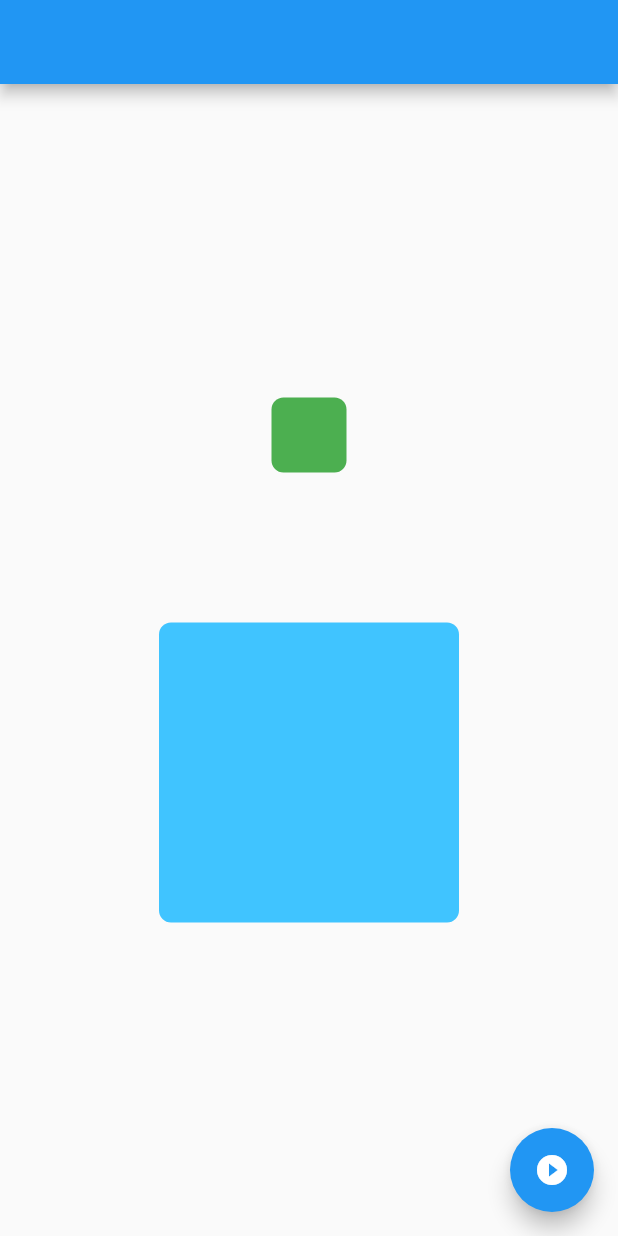
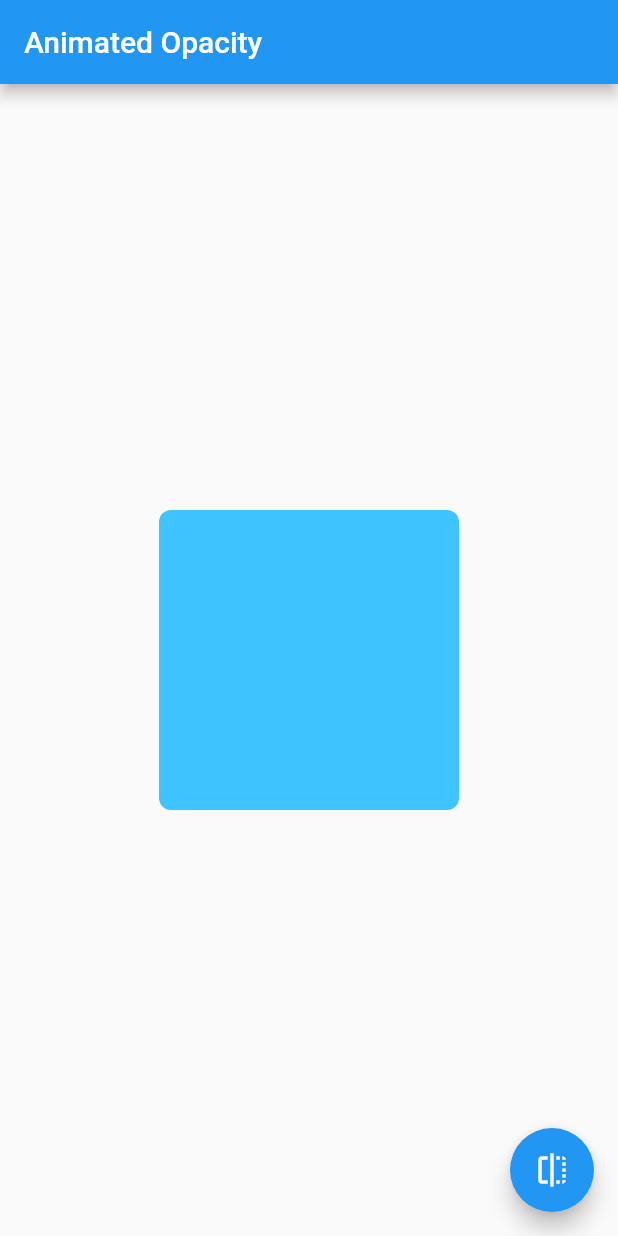
Before and after one commit to MuhammadAlaa7/animation_introduction, a Flutter app: the screen it shows after launch, on a phone screen of 412 x 824 dp. Run offline on Flutter 3.47's test engine with Material 2 defaults, Android fonts, the phone set to English and light mode, and no system bars.

Commit message:
change the architecture

```diff
--- a/lib/animated_opacity.dart
+++ b/lib/animated_opacity.dart
@@ -0,0 +1,54 @@
+import 'dart:math';
+import 'package:flutter/material.dart';
+
+class MyAnimatedOpacity extends StatefulWidget {
+  const MyAnimatedOpacity({Key? key}) : super(key: key);
+
+  @override
+  State<MyAnimatedOpacity> createState() => _MyAnimatedOpacityState();
+}
+
+class _MyAnimatedOpacityState extends State<MyAnimatedOpacity> {
+
+  bool _visible = true;
+  Random random = Random();
+
+  BorderRadiusGeometry radius2 = BorderRadius.circular(8);
+  final _color2 = Colors.lightBlueAccent;
+
+  @override
+  Widget build(BuildContext context) {
+    return Scaffold(
+      appBar: AppBar(
+        title: const Text('Animated Opacity '),
+      ),
+      body:  Center(
+        child:   AnimatedOpacity(
+          opacity: _visible == true ? 1 : 0,
+          duration: const Duration(milliseconds: 1300),
+          curve: Curves.linear,
+          child: Container(
+            width: 200,
+            height: 200,
+            decoration: BoxDecoration(
+              borderRadius: radius2,
+              color: _color2,
+            ),
+          ),
+        ),
+      ),
+      floatingActionButton: FloatingActionButton(
+        onPressed: () {
+          setState(() {
+
+            _visible = !_visible;
+
+          });
+        },
+        child: const Icon(
+          Icons.flip,
+        ),
+      ),
+    );
+  }
+}
--- a/lib/main.dart
+++ b/lib/main.dart
@@ -1,6 +1,8 @@
 import 'dart:math';
 import 'dart:ui';
 
+import 'package:animation/animated_container.dart';
+import 'package:animation/animated_opacity.dart';
 import 'package:flutter/material.dart';
 
 void main() {
@@ -12,91 +14,9 @@ class MyApp extends StatelessWidget {
 
   @override
   Widget build(BuildContext context) {
-    return MaterialApp(
-      home: const Home(),
+    return const MaterialApp(
+      debugShowCheckedModeBanner: false ,
+      home:  MyAnimatedOpacity(),
     );
   }
 }
-
-class Home extends StatefulWidget {
-  const Home({Key? key}) : super(key: key);
-
-  @override
-  State<Home> createState() => _HomeState();
-}
-
-class _HomeState extends State<Home> {
-  double  _width = 50.0;
-  double _height = 50.0;
-   BorderRadiusGeometry radius = BorderRadius.circular(8);
-  Color _color = Colors.green;
-
-  Random random = Random();
-
-  bool _visible = true;
-  BorderRadiusGeometry radius2 = BorderRadius.circular(8);
-  final _color2 = Colors.lightBlueAccent;
-
-  @override
-  Widget build(BuildContext context) {
-    return Scaffold(
-      appBar: AppBar(),
-      body: Center(
-        child: Column(
-          mainAxisAlignment: MainAxisAlignment.center,
-          children: [
-            AnimatedContainer(
-              width: _width,
-              height: _height,
-              decoration: BoxDecoration(
-                borderRadius: radius,
-                color: _color,
-              ),
-              duration: const Duration(seconds: 1),
-              curve: Curves.easeInOut,
-            ),
-            const SizedBox(height: 100,),
-            AnimatedOpacity(
-                opacity: _visible == true ? 1 : 0,
-                duration: const Duration(milliseconds: 1300) ,
-                 curve: Curves.linear,
-                child: Container(
-                  width: 200,
-                  height: 200,
-                  decoration: BoxDecoration(
-                    borderRadius: radius2,
-                    color: _color2,
-                  ),
-
-
-                ) ,
-            ),
-          ],
-        ),
-      ),
-      floatingActionButton: FloatingActionButton(
-        onPressed: () {
-          setState(() {
-            _width = random.nextInt(300).toDouble();
-            _height= random.nextInt(300).toDouble();
-            _color = Color.fromRGBO(random.nextInt(256), random.nextInt(256), random.nextInt(256), 1.0);
-            radius = BorderRadius.circular(random.nextInt(100).toDouble());
-/*
-
-            _width = _width == 50.0? 200:50;
-            _height = _height== 50.0? 200:50;
-            _color  = _color == Colors.green? Colors.red: Colors.green;
-*/
-
-            _visible = !_visible;
-
-          });
-
-        },
-        child: const Icon(
-          Icons.play_circle_fill,
-        ),
-      ),
-    );
-  }
-}
```
Also changed, not shown: lib/animated_container.dart (+60 -0 lines).
